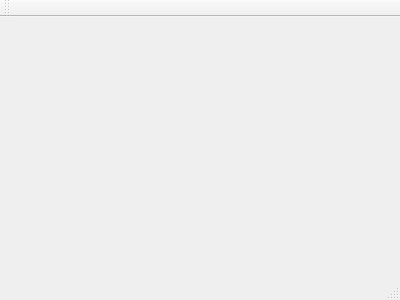
Above: gtes_starts/main_window.ui from olgerd27/gtes_starts before the change. Below: the same form after it.
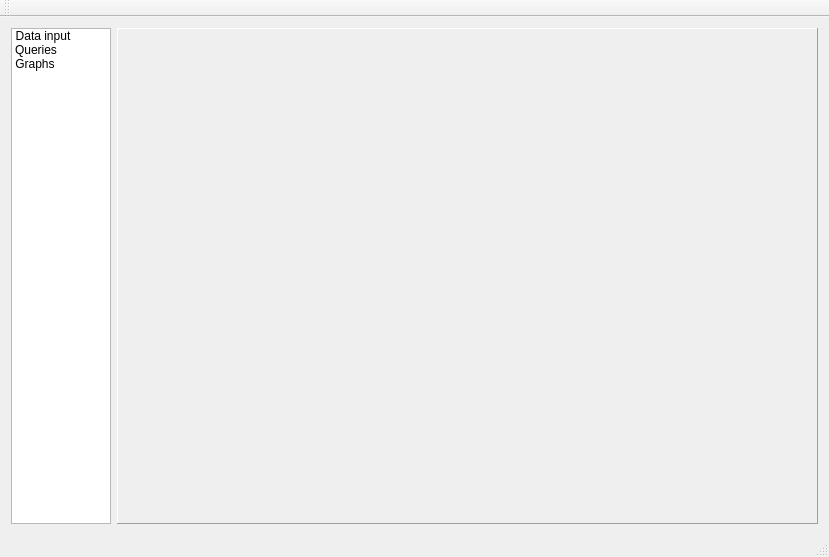
That is the form after the change. Icons and pictures are not drawn.

Commit message: Add classes with UI of widget panels: Data Input, Queries, Graphs. Add some images to resources.

Patch:
```diff
--- a/gtes_starts/main_window.ui
+++ b/gtes_starts/main_window.ui
@@ -1,24 +1,160 @@
 <ui version="4.0">
  <class>MainWindow</class>
- <widget class="QMainWindow" name="MainWindow" >
-  <property name="geometry" >
+ <widget class="QMainWindow" name="MainWindow">
+  <property name="geometry">
    <rect>
     <x>0</x>
     <y>0</y>
-    <width>400</width>
-    <height>300</height>
+    <width>829</width>
+    <height>557</height>
    </rect>
   </property>
   <property name="windowTitle" >
    <string>MainWindow</string>
   </property>
-  <widget class="QMenuBar" name="menuBar" />
-  <widget class="QToolBar" name="mainToolBar" />
-  <widget class="QWidget" name="centralWidget" />
-  <widget class="QStatusBar" name="statusBar" />
+  <widget class="QWidget" name="centralWidget">
+   <layout class="QHBoxLayout" name="horizontalLayout">
+    <item>
+     <widget class="QListWidget" name="m_listChoice">
+      <property name="sizePolicy">
+       <sizepolicy hsizetype="Fixed" vsizetype="Expanding">
+        <horstretch>0</horstretch>
+        <verstretch>0</verstretch>
+       </sizepolicy>
+      </property>
+      <property name="minimumSize">
+       <size>
+        <width>100</width>
+        <height>320</height>
+       </size>
+      </property>
+      <property name="maximumSize">
+       <size>
+        <width>100</width>
+        <height>16777215</height>
+       </size>
+      </property>
+      <property name="iconSize">
+       <size>
+        <width>70</width>
+        <height>64</height>
+       </size>
+      </property>
+      <property name="movement">
+       <enum>QListView::Static</enum>
+      </property>
+      <property name="resizeMode">
+       <enum>QListView::Adjust</enum>
+      </property>
+      <property name="spacing">
+       <number>12</number>
+      </property>
+      <property name="viewMode">
+       <enum>QListView::IconMode</enum>
+      </property>
+      <property name="currentRow">
+       <number>-1</number>
+      </property>
+      <item>
+       <property name="text">
+        <string>Data input</string>
+       </property>
+       <property name="toolTip">
+        <string>&lt;html&gt;&lt;head/&gt;&lt;body&gt;&lt;p&gt;Show the &lt;span style=&quot; font-weight:600;&quot;&gt;Data input&lt;/span&gt; panel&lt;/p&gt;&lt;/body&gt;&lt;/html&gt;</string>
+       </property>
+       <property name="textAlignment">
+        <set>AlignHCenter|AlignVCenter|AlignCenter</set>
+       </property>
+       <property name="icon">
+        <iconset resource="images_resources.qrc">
+         <normaloff>:/images/choice_list_data_input.png</normaloff>:/images/choice_list_data_input.png</iconset>
+       </property>
+       <property name="flags">
+        <set>ItemIsSelectable|ItemIsEnabled</set>
+       </property>
+      </item>
+      <item>
+       <property name="text">
+        <string>Queries</string>
+       </property>
+       <property name="toolTip">
+        <string>&lt;html&gt;&lt;head/&gt;&lt;body&gt;&lt;p&gt;Show the &lt;span style=&quot; font-weight:600;&quot;&gt;Queries&lt;/span&gt; panel&lt;/p&gt;&lt;/body&gt;&lt;/html&gt;</string>
+       </property>
+       <property name="textAlignment">
+        <set>AlignHCenter|AlignVCenter|AlignCenter</set>
+       </property>
+       <property name="icon">
+        <iconset resource="images_resources.qrc">
+         <normaloff>:/images/choice_list_query.png</normaloff>:/images/choice_list_query.png</iconset>
+       </property>
+       <property name="flags">
+        <set>ItemIsSelectable|ItemIsEnabled</set>
+       </property>
+      </item>
+      <item>
+       <property name="text">
+        <string>Graphs</string>
+       </property>
+       <property name="toolTip">
+        <string>&lt;html&gt;&lt;head/&gt;&lt;body&gt;&lt;p&gt;Show the &lt;span style=&quot; font-weight:600;&quot;&gt;Graphs&lt;/span&gt; plotting panel&lt;/p&gt;&lt;/body&gt;&lt;/html&gt;</string>
+       </property>
+       <property name="textAlignment">
+        <set>AlignHCenter|AlignVCenter|AlignCenter</set>
+       </property>
+       <property name="icon">
+        <iconset resource="images_resources.qrc">
+         <normaloff>:/images/choice_list_graphs.png</normaloff>:/images/choice_list_graphs.png</iconset>
+       </property>
+       <property name="flags">
+        <set>ItemIsSelectable|ItemIsEnabled</set>
+       </property>
+      </item>
+     </widget>
+    </item>
+    <item>
+     <widget class="QStackedWidget" name="m_stackForms">
+      <property name="minimumSize">
+       <size>
+        <width>600</width>
+        <height>400</height>
+       </size>
+      </property>
+      <property name="frameShape">
+       <enum>QFrame::Panel</enum>
+      </property>
+      <property name="frameShadow">
+       <enum>QFrame::Raised</enum>
+      </property>
+      <property name="currentIndex">
+       <number>-1</number>
+      </property>
+     </widget>
+    </item>
+   </layout>
+  </widget>
+  <widget class="QMenuBar" name="menuBar">
+   <property name="geometry">
+    <rect>
+     <x>0</x>
+     <y>0</y>
+     <width>829</width>
+     <height>20</height>
+    </rect>
+   </property>
+  </widget>
+  <widget class="QToolBar" name="mainToolBar">
+   <attribute name="toolBarArea">
+    <enum>TopToolBarArea</enum>
+   </attribute>
+   <attribute name="toolBarBreak">
+    <bool>false</bool>
+   </attribute>
+  </widget>
+  <widget class="QStatusBar" name="statusBar"/>
  </widget>
- <layoutDefault spacing="6" margin="11" />
- <pixmapfunction></pixmapfunction>
- <resources/>
+ <layoutdefault spacing="6" margin="11"/>
+ <resources>
+  <include location="images_resources.qrc"/>
+ </resources>
  <connections/>
 </ui>
```
Left out of the diff: 3 changed lines with no effect on the pictures. The commit also changes 16 other files.
